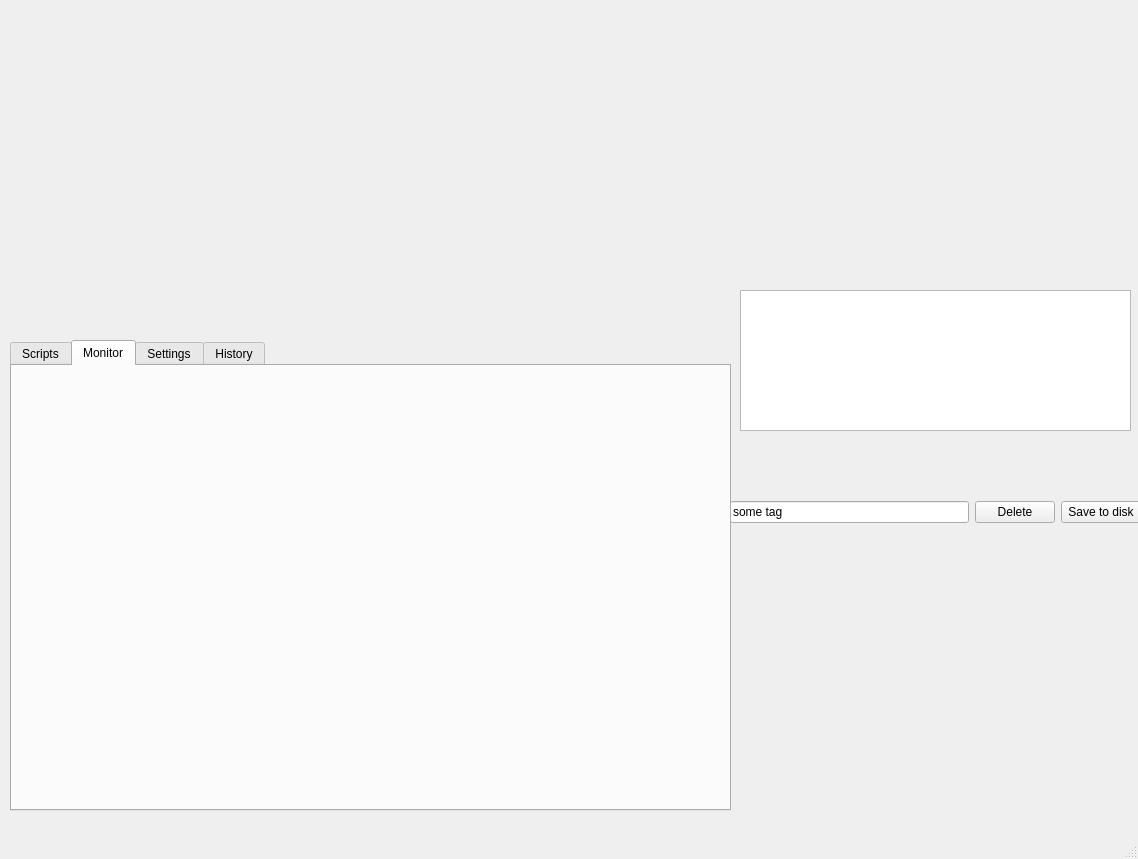
First picture: the form in qt_creator_gui/zi_control.ui, repository LISE-B26/pylabcontrol, before the edit.
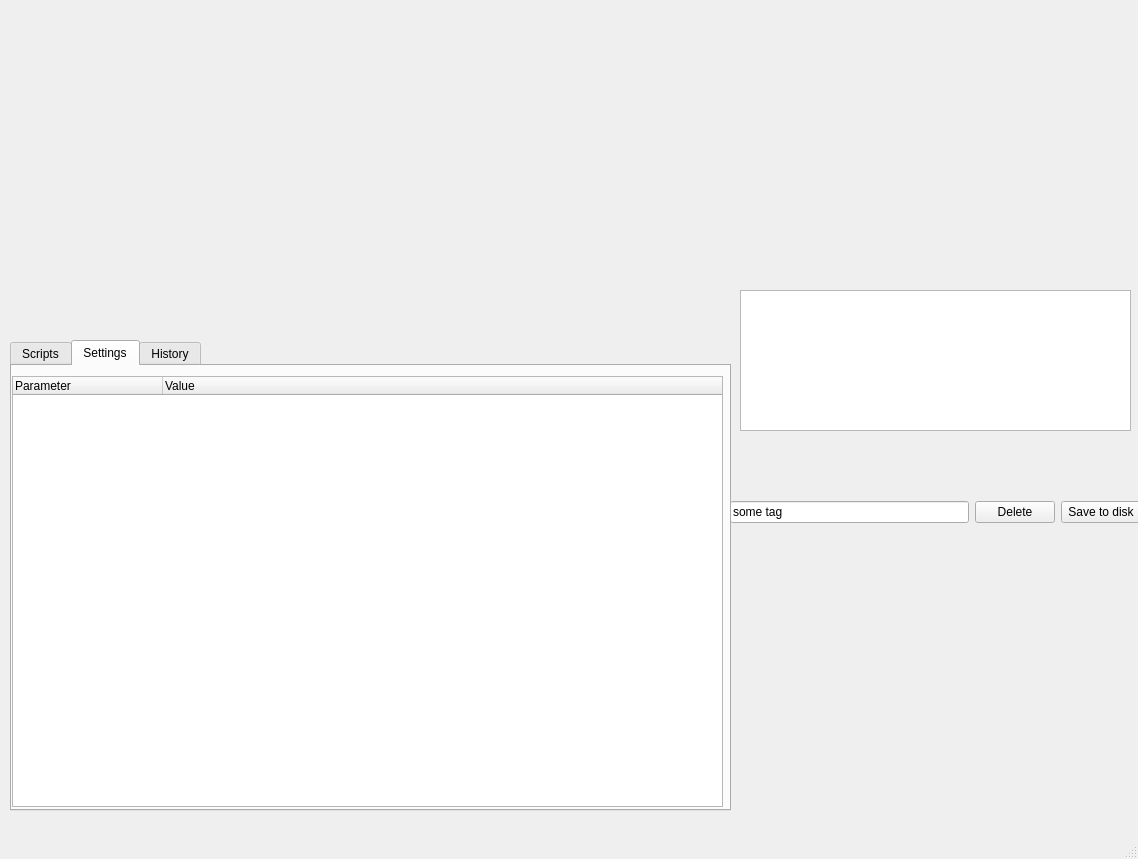
Second picture: the form after the edit. The open tabs and pages were chosen to show the change. Custom widgets are drawn as their Qt base class.

```diff
--- a/qt_creator_gui/zi_control.ui
+++ b/qt_creator_gui/zi_control.ui
@@ -163,12 +163,7 @@
       </property>
      </widget>
     </widget>
-    <widget class="QWidget" name="tab_monitor">
-     <attribute name="title">
-      <string>Monitor</string>
-     </attribute>
-    </widget>
-    <widget class="QWidget" name="tab_settings">
+    <widget class="QWidget" name="tab_main_settings">
      <attribute name="title">
       <string>Settings</string>
      </attribute>
@@ -233,8 +228,8 @@
    <widget class="MatplotlibWidget" name="matplotlibwidget">
     <property name="geometry">
      <rect>
-      <x>30</x>
-      <y>10</y>
+      <x>10</x>
+      <y>30</y>
       <width>400</width>
       <height>300</height>
      </rect>
```
Left out of the diff: 2 changed lines with no effect on the pictures.
